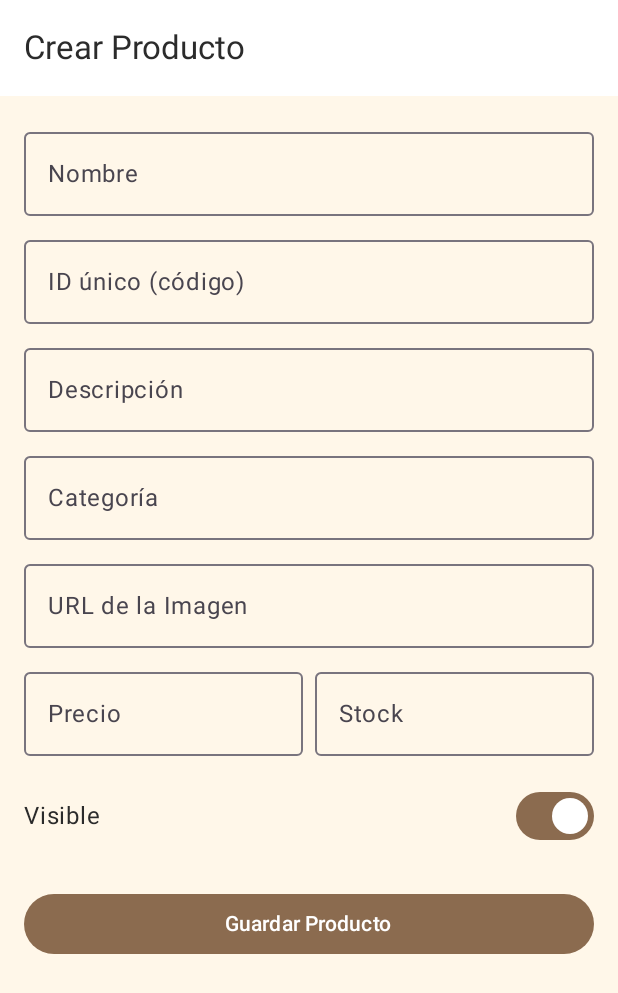
After one commit to elisyanez/cienmilsaboresAndroid, an Android app built with Jetpack Compose: the composable ProductEditScreen called with empty values, on a phone screen of 412 x 824 dp. The commit adds this screen. Shown: the top 993 px of the screen. Run offline under Robolectric (Android 15) with nearby library versions, the phone set to English and light mode, and no system bars; network calls fail; 1 statement that could not run was skipped.

Commit message:
Mejoradas funciones de Gestion de Productos

```diff
--- a/app/src/main/java/com/ipgan/cienmilsaboresandroid/screens/DetalleScreen.kt
+++ b/app/src/main/java/com/ipgan/cienmilsaboresandroid/screens/DetalleScreen.kt
@@ -12,7 +12,6 @@ import androidx.compose.ui.platform.LocalContext
 import androidx.compose.ui.res.painterResource
 import androidx.compose.ui.text.font.FontWeight
 import androidx.compose.ui.unit.dp
-import androidx.lifecycle.viewmodel.compose.viewModel
 import androidx.navigation.NavController
 import coil.compose.AsyncImage
 import coil.request.ImageRequest
@@ -28,8 +27,8 @@ import java.util.Locale
 fun DetalleScreen(
     navController: NavController,
     productId: String,
-    productViewModel: ProductViewModel = viewModel(),
-    carritoViewModel: CarritoViewModel = viewModel() // Añadimos el CarritoViewModel
+    productViewModel: ProductViewModel, // AHORA RECIBE EL VIEWMODEL COMPARTIDO
+    carritoViewModel: CarritoViewModel
 ) {
     val product by productViewModel.selectedProduct.collectAsState()
     val isLoading by productViewModel.isLoading.collectAsState()
@@ -55,7 +54,6 @@ fun DetalleScreen(
                     val clpFormat = remember { NumberFormat.getCurrencyInstance(Locale("es", "CL")).apply { maximumFractionDigits = 0 } }
 
                     Column(modifier = Modifier.verticalScroll(rememberScrollState())) {
-                        // --- IMAGEN DEL PRODUCTO ---
                         AsyncImage(
                             model = ImageRequest.Builder(LocalContext.current)
                                 .data(p.imageUrl)
--- /dev/null
+++ b/app/src/main/java/com/ipgan/cienmilsaboresandroid/screens/ProductEditScreen.kt
@@ -0,0 +1,138 @@
+package com.ipgan.cienmilsaboresandroid.screens
+
+import androidx.compose.foundation.layout.*
+import androidx.compose.foundation.rememberScrollState
+import androidx.compose.foundation.text.KeyboardOptions
+import androidx.compose.foundation.verticalScroll
+import androidx.compose.material3.*
+import androidx.compose.runtime.*
+import androidx.compose.ui.Alignment
+import androidx.compose.ui.Modifier
+import androidx.compose.ui.text.input.KeyboardType
+import androidx.compose.ui.unit.dp
+import androidx.lifecycle.viewmodel.compose.viewModel
+import androidx.navigation.NavController
+import com.ipgan.cienmilsaboresandroid.model.Product
+import com.ipgan.cienmilsaboresandroid.viewModel.ProductViewModel
+import kotlinx.coroutines.launch
+
+@OptIn(ExperimentalMaterial3Api::class)
+@Composable
+fun ProductEditScreen(
+    navController: NavController,
+    productViewModel: ProductViewModel = viewModel(),
+    productId: String? // Nullable: si es null, es para crear; si no, para editar
+) {
+    val isCreating = productId == null
+    val productToEdit by productViewModel.selectedProduct.collectAsState()
+
+    var id by remember { mutableStateOf("") }
+    var name by remember { mutableStateOf("") }
+    var description by remember { mutableStateOf("") }
+    var category by remember { mutableStateOf("") }
+    var imageUrl by remember { mutableStateOf("") }
+    var price by remember { mutableStateOf("") }
+    var stock by remember { mutableStateOf("") }
+    var isVisible by remember { mutableStateOf(true) }
+    var isLoading by remember { mutableStateOf(false) }
+
+    val scope = rememberCoroutineScope()
+    val snackbarHostState = remember { SnackbarHostState() }
+
+    // Carga los datos si estamos en modo edición
+    LaunchedEffect(productId, productToEdit) {
+        if (!isCreating && productId != null) {
+            if (productToEdit == null || productToEdit?.id != productId) {
+                productViewModel.loadProductById(productId)
+            } else {
+                id = productToEdit!!.id!!
+                name = productToEdit!!.name ?: ""
+                description = productToEdit!!.description ?: ""
+                category = productToEdit!!.category ?: ""
+                imageUrl = productToEdit!!.imageUrl ?: ""
+                price = productToEdit!!.price?.toString() ?: ""
+                stock = productToEdit!!.stock?.toString() ?: ""
+                isVisible = productToEdit!!.isVisible ?: true
+            }
+        } else {
+             productViewModel.clearSelectedProduct()
+        }
+    }
+
+    Scaffold(
+        snackbarHost = { SnackbarHost(snackbarHostState) },
+        topBar = {
+            TopAppBar(title = { Text(if (isCreating) "Crear Producto" else "Editar Producto") })
+        }
+    ) { innerPadding ->
+        Column(
+            modifier = Modifier
+                .padding(innerPadding)
+                .padding(16.dp)
+                .verticalScroll(rememberScrollState())
+        ) {
+            OutlinedTextField(value = name, onValueChange = { name = it }, label = { Text("Nombre") }, modifier = Modifier.fillMaxWidth())
+            Spacer(modifier = Modifier.height(8.dp))
+            if (isCreating) { // El ID solo se edita al crear
+                 OutlinedTextField(value = id, onValueChange = { id = it }, label = { Text("ID único (código)") }, modifier = Modifier.fillMaxWidth())
+                Spacer(modifier = Modifier.height(8.dp))
+            }
+            OutlinedTextField(value = description, onValueChange = { description = it }, label = { Text("Descripción") }, modifier = Modifier.fillMaxWidth(), maxLines = 4)
+            Spacer(modifier = Modifier.height(8.dp))
+            OutlinedTextField(value = category, onValueChange = { category = it }, label = { Text("Categoría") }, modifier = Modifier.fillMaxWidth())
+            Spacer(modifier = Modifier.height(8.dp))
+            OutlinedTextField(value = imageUrl, onValueChange = { imageUrl = it }, label = { Text("URL de la Imagen") }, modifier = Modifier.fillMaxWidth())
+            Spacer(modifier = Modifier.height(8.dp))
+            Row(Modifier.fillMaxWidth()) {
+                OutlinedTextField(value = price, onValueChange = { price = it }, label = { Text("Precio") }, keyboardOptions = KeyboardOptions(keyboardType = KeyboardType.Number), modifier = Modifier.weight(1f))
+                Spacer(modifier = Modifier.width(8.dp))
+                OutlinedTextField(value = stock, onValueChange = { stock = it }, label = { Text("Stock") }, keyboardOptions = KeyboardOptions(keyboardType = KeyboardType.Number), modifier = Modifier.weight(1f))
+            }
+            Spacer(modifier = Modifier.height(16.dp))
+            Row(verticalAlignment = Alignment.CenterVertically) {
+                Text("Visible", modifier = Modifier.weight(1f))
+                Switch(checked = isVisible, onCheckedChange = { isVisible = it })
+            }
+            Spacer(modifier = Modifier.height(24.dp))
+            Button(
+                onClick = {
+                    scope.launch {
+                        isLoading = true
+                        val product = Product(
+                            id = if(isCreating) id else productToEdit!!.id,
+                            name = name,
+                            description = description,
+                            category = category,
+                            imageUrl = imageUrl,
+                            price = price.toDoubleOrNull() ?: 0.0,
+                            stock = stock.toIntOrNull() ?: 0,
+                            isVisible = isVisible
+                        )
+
+                        val success = if (isCreating) {
+                            productViewModel.createProduct(product)
+                        } else {
+                            productViewModel.updateProduct(product)
+                        }
+
+                        if (success) {
+                            snackbarHostState.showSnackbar("Producto guardado correctamente")
+                            navController.popBackStack()
+                        } else {
+                            snackbarHostState.showSnackbar("Error al guardar el producto")
+                        }
+                        isLoading = false
+                    }
+                },
+                modifier = Modifier.fillMaxWidth(),
+                enabled = !isLoading
+            ) {
+                if (isLoading) {
+                    CircularProgressIndicator(modifier = Modifier.size(24.dp))
+                } else {
+                    Text("Guardar Producto")
+                }
+            }
+        }
+    }
+}
```
Also changed, not shown: app/src/main/java/com/ipgan/cienmilsaboresandroid/navigation/Navigation.kt (+23 -19 lines), app/src/main/java/com/ipgan/cienmilsaboresandroid/screens/CatalogoScreen.kt (+4 -15 lines), app/src/main/java/com/ipgan/cienmilsaboresandroid/screens/ProductManagementScreen.kt (renamed from app/src/main/java/com/ipgan/cienmilsaboresandroid/screens/GestionProductosScreen.kt, +28 -5 lines), app/src/main/java/com/ipgan/cienmilsaboresandroid/viewModel/ProductViewModel.kt (+29 -9 lines).
